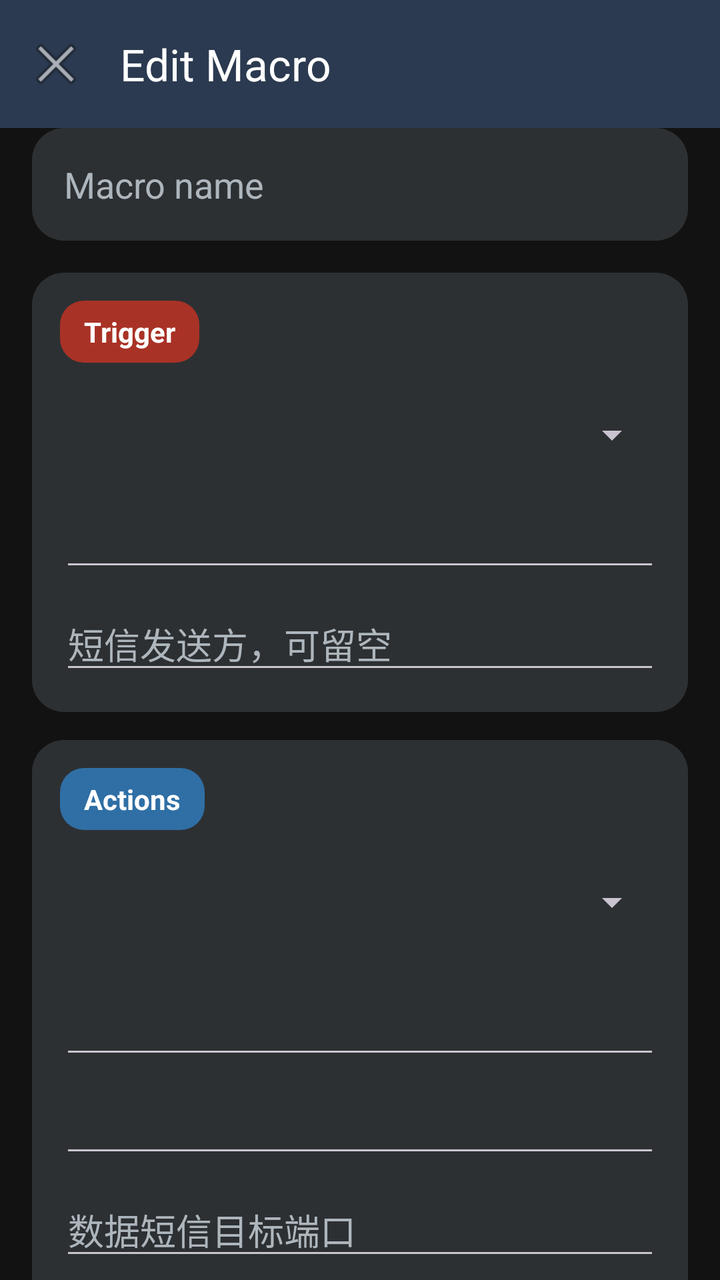
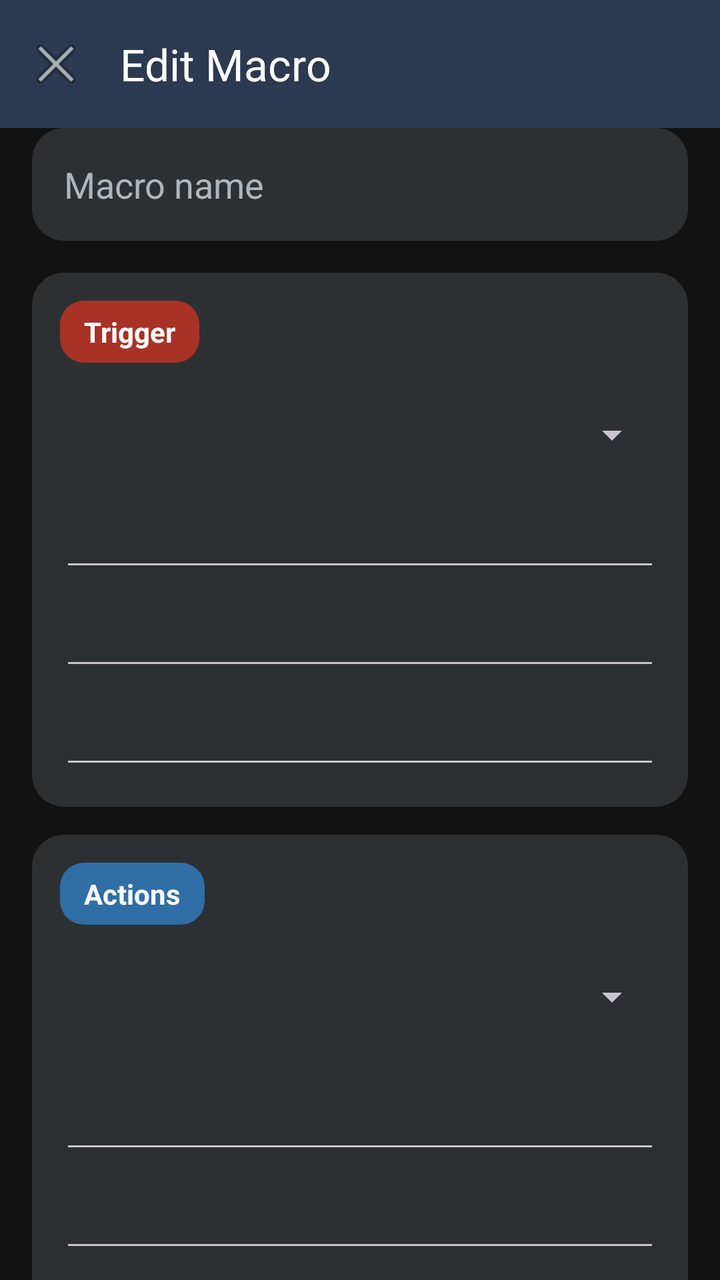

Compare the two renders of this Android layout. The source of the first and the diff that turns it into the second are given below.
<!-- AndroidManifest.xml: application theme Theme.AutoDroid -->
<!-- res/layout/activity_rule_editor.xml -->
<?xml version="1.0" encoding="utf-8"?>
<LinearLayout xmlns:android="http://schemas.android.com/apk/res/android"
    xmlns:app="http://schemas.android.com/apk/res-auto"
    android:layout_width="match_parent"
    android:layout_height="match_parent"
    android:background="@color/md_background"
    android:orientation="vertical">

    <com.google.android.material.appbar.MaterialToolbar
        android:id="@+id/editor_toolbar"
        android:layout_width="match_parent"
        android:layout_height="?attr/actionBarSize"
        android:background="@color/md_primary_bar"
        app:navigationIcon="@android:drawable/ic_menu_close_clear_cancel"
        app:title="Edit Macro"
        app:titleTextColor="@android:color/white" />

    <androidx.core.widget.NestedScrollView
        android:layout_width="match_parent"
        android:layout_height="0dp"
        android:layout_weight="1"
        android:fillViewport="true">

        <LinearLayout
            android:layout_width="match_parent"
            android:layout_height="wrap_content"
            android:orientation="vertical"
            android:paddingStart="16dp"
            android:paddingEnd="16dp"
            android:paddingBottom="24dp">

            <com.google.android.material.textfield.TextInputEditText
                android:id="@+id/input_macro_name"
                android:layout_width="match_parent"
                android:layout_height="wrap_content"
                android:background="@drawable/macro_card_bg"
                android:hint="Macro name"
                android:padding="16dp"
                android:textColor="@android:color/white"
                android:textColorHint="@color/md_text_secondary"
                android:textSize="18sp" />

            <LinearLayout
                android:layout_width="match_parent"
                android:layout_height="wrap_content"
                android:layout_marginTop="16dp"
                android:background="@drawable/macro_card_bg"
                android:orientation="vertical"
                android:padding="14dp">

                <TextView
                    android:layout_width="wrap_content"
                    android:layout_height="wrap_content"
                    android:background="@drawable/editor_section_trigger"
                    android:paddingStart="12dp"
                    android:paddingEnd="12dp"
                    android:paddingTop="6dp"
                    android:paddingBottom="6dp"
                    android:text="Trigger"
                    android:textColor="@android:color/white"
                    android:textStyle="bold" />

                <androidx.appcompat.widget.AppCompatSpinner
                    android:id="@+id/spinner_trigger_type"
                    android:layout_width="match_parent"
                    android:layout_height="48dp"
                    android:layout_marginTop="12dp" />

                <AutoCompleteTextView
                    android:id="@+id/input_trigger_value"
                    android:layout_width="match_parent"
                    android:layout_height="wrap_content"
                    android:layout_marginTop="8dp"
                    android:textColor="@android:color/white"
                android:textColorHint="@color/md_text_secondary" />

                <EditText
                    android:id="@+id/input_trigger_sender"
                    android:layout_width="match_parent"
                    android:layout_height="wrap_content"
                    android:layout_marginTop="8dp"
                    android:hint="短信发送方，可留空"
                    android:textColor="@android:color/white"
                    android:textColorHint="@color/md_text_secondary" />
            </LinearLayout>

            <LinearLayout
                android:layout_width="match_parent"
                android:layout_height="wrap_content"
                android:layout_marginTop="14dp"
                android:background="@drawable/macro_card_bg"
                android:orientation="vertical"
                android:padding="14dp">

                <TextView
                    android:layout_width="wrap_content"
                    android:layout_height="wrap_content"
                    android:background="@drawable/editor_section_action"
                    android:paddingStart="12dp"
                    android:paddingEnd="12dp"
                    android:paddingTop="6dp"
                    android:paddingBottom="6dp"
                    android:text="Actions"
                    android:textColor="@android:color/white"
                    android:textStyle="bold" />

                <androidx.appcompat.widget.AppCompatSpinner
                    android:id="@+id/spinner_action_type"
                    android:layout_width="match_parent"
                    android:layout_height="48dp"
                    android:layout_marginTop="12dp" />

                <ListView
                    android:id="@+id/list_actions"
                    android:layout_width="match_parent"
                    android:layout_height="wrap_content"
                    android:layout_marginTop="10dp"
                    android:divider="@null" />

                <EditText
                    android:id="@+id/input_action_value"
                    android:layout_width="match_parent"
                    android:layout_height="wrap_content"
                    android:layout_marginTop="8dp"
                    android:textColor="@android:color/white"
                android:textColorHint="@color/md_text_secondary" />

                <EditText
                    android:id="@+id/input_action_extra"
                    android:layout_width="match_parent"
                    android:layout_height="wrap_content"
                    android:layout_marginTop="8dp"
                    android:textColor="@android:color/white"
                android:textColorHint="@color/md_text_secondary" />

                <EditText
                    android:id="@+id/input_action_port"
                    android:layout_width="match_parent"
                    android:layout_height="wrap_content"
                    android:layout_marginTop="8dp"
                    android:hint="数据短信目标端口"
                    android:inputType="number"
                    android:textColor="@android:color/white"
                android:textColorHint="@color/md_text_secondary" />

                <com.google.android.material.button.MaterialButton
                    android:id="@+id/button_add_action"
                    android:layout_width="match_parent"
                    android:layout_height="48dp"
                    android:layout_marginTop="10dp"
                    android:text="Add Action"
                    app:backgroundTint="#FF2F6FA5" />
            </LinearLayout>

            <LinearLayout
                android:layout_width="match_parent"
                android:layout_height="wrap_content"
                android:layout_marginTop="14dp"
                android:background="@drawable/macro_card_bg"
                android:orientation="vertical"
                android:padding="14dp">

                <TextView
                    android:layout_width="wrap_content"
                    android:layout_height="wrap_content"
                    android:background="@drawable/editor_section_constraint"
                    android:paddingStart="12dp"
                    android:paddingEnd="12dp"
                    android:paddingTop="6dp"
                    android:paddingBottom="6dp"
                    android:text="Constraints"
                    android:textColor="@android:color/white"
                    android:textStyle="bold" />

                <ListView
                    android:id="@+id/list_constraints"
                    android:layout_width="match_parent"
                    android:layout_height="wrap_content"
                    android:layout_marginTop="10dp"
                    android:divider="@null" />

                <androidx.appcompat.widget.AppCompatSpinner
                    android:id="@+id/spinner_constraint_type"
                    android:layout_width="match_parent"
                    android:layout_height="48dp"
                    android:layout_marginTop="10dp" />

                <EditText
                    android:id="@+id/input_constraint_value"
                    android:layout_width="match_parent"
                    android:layout_height="wrap_content"
                    android:layout_marginTop="8dp"
                    android:textColor="@android:color/white"
                    android:textColorHint="@color/md_text_secondary" />

                <EditText
                    android:id="@+id/input_constraint_extra"
                    android:layout_width="match_parent"
                    android:layout_height="wrap_content"
                    android:layout_marginTop="8dp"
                    android:textColor="@android:color/white"
                android:textColorHint="@color/md_text_secondary" />

                <com.google.android.material.button.MaterialButton
                    android:id="@+id/button_add_constraint"
                    android:layout_width="match_parent"
                    android:layout_height="48dp"
                    android:layout_marginTop="10dp"
                    android:text="Add Constraint"
                    app:backgroundTint="#FF3E8A4D" />
            </LinearLayout>

            <androidx.appcompat.widget.SwitchCompat
                android:id="@+id/switch_enabled"
                android:layout_width="match_parent"
                android:layout_height="wrap_content"
                android:layout_marginTop="16dp"
                android:text="Enabled"
                android:textColor="@android:color/white" />

            <com.google.android.material.button.MaterialButton
                android:id="@+id/button_save_macro"
                android:layout_width="match_parent"
                android:layout_height="52dp"
                android:layout_marginTop="16dp"
                android:text="@string/form_save"
                app:backgroundTint="@color/md_tile_add_macro" />
        </LinearLayout>
    </androidx.core.widget.NestedScrollView>
</LinearLayout>
<!-- resources referenced by this layout -->
<resources>
  <color name="md_background">#FF121212</color>
  <color name="md_primary_bar">#FF2B3A50</color>
  <color name="md_text_secondary">#FFAEB6BD</color>
  <color name="md_tile_add_macro">#FF2F80C3</color>
  <!-- drawable editor_section_action (drawable) -->
  <?xml version="1.0" encoding="utf-8"?>
  <shape xmlns:android="http://schemas.android.com/apk/res/android" android:shape="rectangle">
      <solid android:color="#FF2F6FA5" />
      <corners android:radius="12dp" />
  </shape>
  <!-- drawable editor_section_constraint (drawable) -->
  <?xml version="1.0" encoding="utf-8"?>
  <shape xmlns:android="http://schemas.android.com/apk/res/android" android:shape="rectangle">
      <solid android:color="#FF3E8A4D" />
      <corners android:radius="12dp" />
  </shape>
  <!-- drawable editor_section_trigger (drawable) -->
  <?xml version="1.0" encoding="utf-8"?>
  <shape xmlns:android="http://schemas.android.com/apk/res/android" android:shape="rectangle">
      <solid android:color="#FFA93226" />
      <corners android:radius="12dp" />
  </shape>
  <!-- drawable macro_card_bg (drawable) -->
  <?xml version="1.0" encoding="utf-8"?>
  <shape xmlns:android="http://schemas.android.com/apk/res/android" android:shape="rectangle">
      <solid android:color="@color/md_card" />
      <corners android:radius="16dp" />
  </shape>
  <string name="form_save">保存</string>
  <style name="Theme.AutoDroid" parent="Theme.Material3.Dark.NoActionBar">
          <item name="colorPrimary">#FF3E526E</item>
          <item name="android:statusBarColor">@color/md_primary_bar</item>
          <item name="android:navigationBarColor">@color/md_background</item>
          <item name="android:windowLightStatusBar">false</item>
      </style>
  <color name="md_card">#FF2D3033</color>
</resources>

<!-- the commit's change to res/layout/activity_rule_editor.xml (unified diff, before → after) -->
@@ -79,7 +79,14 @@
                     android:layout_width="match_parent"
                     android:layout_height="wrap_content"
                     android:layout_marginTop="8dp"
-                    android:hint="短信发送方，可留空"
+                    android:textColor="@android:color/white"
+                android:textColorHint="@color/md_text_secondary" />
+
+                <EditText
+                    android:id="@+id/input_trigger_extra"
+                    android:layout_width="match_parent"
+                    android:layout_height="wrap_content"
+                    android:layout_marginTop="8dp"
                     android:textColor="@android:color/white"
                     android:textColorHint="@color/md_text_secondary" />
             </LinearLayout>
